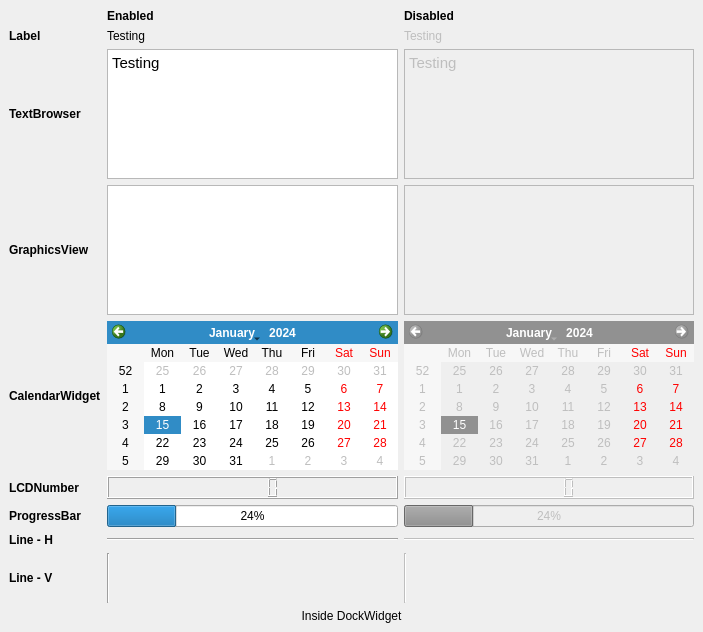
First picture: the form in example/ui/dw_displays.ui, repository ColinDuquesnoy/QDarkStyleSheet, before the edit.
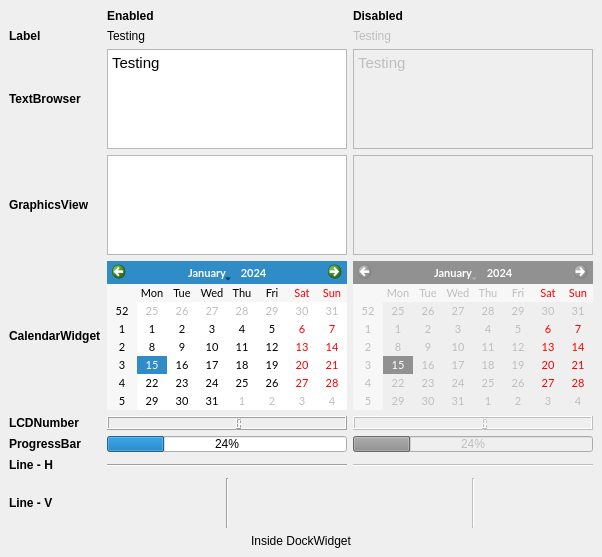
Second picture: the form after the edit.

```diff
--- a/example/ui/dw_displays.ui
+++ b/example/ui/dw_displays.ui
@@ -6,8 +6,8 @@
    <rect>
     <x>0</x>
     <y>0</y>
-    <width>703</width>
-    <height>632</height>
+    <width>592</width>
+    <height>557</height>
    </rect>
   </property>
   <property name="windowTitle">
@@ -17,6 +17,12 @@
    <layout class="QGridLayout" name="gridLayout">
     <item row="2" column="1">
      <widget class="QTextBrowser" name="textBrowser">
+      <property name="sizePolicy">
+       <sizepolicy hsizetype="Preferred" vsizetype="Preferred">
+        <horstretch>0</horstretch>
+        <verstretch>0</verstretch>
+       </sizepolicy>
+      </property>
       <property name="minimumSize">
        <size>
         <width>0</width>
@@ -42,14 +48,20 @@
        <string>&lt;!DOCTYPE HTML PUBLIC &quot;-//W3C//DTD HTML 4.0//EN&quot; &quot;http://www.w3.org/TR/REC-html40/strict.dtd&quot;&gt;
 &lt;html&gt;&lt;head&gt;&lt;meta name=&quot;qrichtext&quot; content=&quot;1&quot; /&gt;&lt;style type=&quot;text/css&quot;&gt;
 p, li { white-space: pre-wrap; }
-&lt;/style&gt;&lt;/head&gt;&lt;body style=&quot; font-family:'Cantarell'; font-size:11pt; font-weight:400; font-style:normal;&quot;&gt;
-&lt;p style=&quot; margin-top:0px; margin-bottom:0px; margin-left:0px; margin-right:0px; -qt-block-indent:0; text-indent:0px;&quot;&gt;Testing&lt;/p&gt;
-&lt;p style=&quot;-qt-paragraph-type:empty; margin-top:0px; margin-bottom:0px; margin-left:0px; margin-right:0px; -qt-block-indent:0; text-indent:0px;&quot;&gt;&lt;br /&gt;&lt;/p&gt;&lt;/body&gt;&lt;/html&gt;</string>
+&lt;/style&gt;&lt;/head&gt;&lt;body style=&quot; font-family:'Ubuntu'; font-size:11pt; font-weight:400; font-style:normal;&quot;&gt;
+&lt;p style=&quot; margin-top:0px; margin-bottom:0px; margin-left:0px; margin-right:0px; -qt-block-indent:0; text-indent:0px;&quot;&gt;&lt;span style=&quot; font-family:'Cantarell';&quot;&gt;Testing&lt;/span&gt;&lt;/p&gt;
+&lt;p style=&quot;-qt-paragraph-type:empty; margin-top:0px; margin-bottom:0px; margin-left:0px; margin-right:0px; -qt-block-indent:0; text-indent:0px; font-family:'Cantarell';&quot;&gt;&lt;br /&gt;&lt;/p&gt;&lt;/body&gt;&lt;/html&gt;</string>
       </property>
      </widget>
     </item>
     <item row="0" column="1">
      <widget class="QLabel" name="label_77">
+      <property name="sizePolicy">
+       <sizepolicy hsizetype="Preferred" vsizetype="Preferred">
+        <horstretch>0</horstretch>
+        <verstretch>0</verstretch>
+       </sizepolicy>
+      </property>
       <property name="font">
        <font>
         <weight>75</weight>
@@ -63,6 +75,12 @@
     </item>
     <item row="0" column="2">
      <widget class="QLabel" name="label_78">
+      <property name="sizePolicy">
+       <sizepolicy hsizetype="Preferred" vsizetype="Preferred">
+        <horstretch>0</horstretch>
+        <verstretch>0</verstretch>
+       </sizepolicy>
+      </property>
       <property name="font">
        <font>
         <weight>75</weight>
@@ -76,6 +94,12 @@
     </item>
     <item row="1" column="0">
      <widget class="QLabel" name="label_3">
+      <property name="sizePolicy">
+       <sizepolicy hsizetype="Preferred" vsizetype="Preferred">
+        <horstretch>0</horstretch>
+        <verstretch>0</verstretch>
+       </sizepolicy>
+      </property>
       <property name="minimumSize">
        <size>
         <width>0</width>
@@ -113,6 +137,12 @@
       <property name="enabled">
        <bool>false</bool>
       </property>
+      <property name="sizePolicy">
+       <sizepolicy hsizetype="Preferred" vsizetype="Preferred">
+        <horstretch>0</horstretch>
+        <verstretch>0</verstretch>
+       </sizepolicy>
+      </property>
       <property name="text">
        <string>Testing</string>
       </property>
@@ -120,6 +150,12 @@
     </item>
     <item row="2" column="0">
      <widget class="QLabel" name="label_4">
+      <property name="sizePolicy">
+       <sizepolicy hsizetype="Preferred" vsizetype="Preferred">
+        <horstretch>0</horstretch>
+        <verstretch>0</verstretch>
+       </sizepolicy>
+      </property>
       <property name="minimumSize">
        <size>
         <width>0</width>
@@ -157,17 +193,29 @@
       <property name="enabled">
        <bool>false</bool>
       </property>
+      <property name="sizePolicy">
+       <sizepolicy hsizetype="Preferred" vsizetype="Preferred">
+        <horstretch>0</horstretch>
+        <verstretch>0</verstretch>
+       </sizepolicy>
+      </property>
       <property name="html">
        <string>&lt;!DOCTYPE HTML PUBLIC &quot;-//W3C//DTD HTML 4.0//EN&quot; &quot;http://www.w3.org/TR/REC-html40/strict.dtd&quot;&gt;
 &lt;html&gt;&lt;head&gt;&lt;meta name=&quot;qrichtext&quot; content=&quot;1&quot; /&gt;&lt;style type=&quot;text/css&quot;&gt;
 p, li { white-space: pre-wrap; }
-&lt;/style&gt;&lt;/head&gt;&lt;body style=&quot; font-family:'Cantarell'; font-size:11pt; font-weight:400; font-style:normal;&quot;&gt;
-&lt;p style=&quot; margin-top:0px; margin-bottom:0px; margin-left:0px; margin-right:0px; -qt-block-indent:0; text-indent:0px;&quot;&gt;Testing&lt;/p&gt;&lt;/body&gt;&lt;/html&gt;</string>
+&lt;/style&gt;&lt;/head&gt;&lt;body style=&quot; font-family:'Ubuntu'; font-size:11pt; font-weight:400; font-style:normal;&quot;&gt;
+&lt;p style=&quot; margin-top:0px; margin-bottom:0px; margin-left:0px; margin-right:0px; -qt-block-indent:0; text-indent:0px;&quot;&gt;&lt;span style=&quot; font-family:'Cantarell';&quot;&gt;Testing&lt;/span&gt;&lt;/p&gt;&lt;/body&gt;&lt;/html&gt;</string>
       </property>
      </widget>
     </item>
     <item row="3" column="0">
      <widget class="QLabel" name="label_5">
+      <property name="sizePolicy">
+       <sizepolicy hsizetype="Preferred" vsizetype="Preferred">
+        <horstretch>0</horstretch>
+        <verstretch>0</verstretch>
+       </sizepolicy>
+      </property>
       <property name="minimumSize">
        <size>
         <width>0</width>
@@ -202,6 +250,12 @@
     </item>
     <item row="3" column="1">
      <widget class="QGraphicsView" name="graphicsView">
+      <property name="sizePolicy">
+       <sizepolicy hsizetype="Preferred" vsizetype="Preferred">
+        <horstretch>0</horstretch>
+        <verstretch>0</verstretch>
+       </sizepolicy>
+      </property>
       <property name="minimumSize">
        <size>
         <width>0</width>
@@ -230,10 +284,22 @@
       <property name="enabled">
        <bool>false</bool>
       </property>
+      <property name="sizePolicy">
+       <sizepolicy hsizetype="Preferred" vsizetype="Preferred">
+        <horstretch>0</horstretch>
+        <verstretch>0</verstretch>
+       </sizepolicy>
+      </property>
      </widget>
     </item>
     <item row="4" column="0">
      <widget class="QLabel" name="label_6">
+      <property name="sizePolicy">
+       <sizepolicy hsizetype="Preferred" vsizetype="Preferred">
+        <horstretch>0</horstretch>
+        <verstretch>0</verstretch>
+       </sizepolicy>
+      </property>
       <property name="minimumSize">
        <size>
         <width>0</width>
@@ -268,6 +334,12 @@
     </item>
     <item row="4" column="1">
      <widget class="QCalendarWidget" name="calendarWidget">
+      <property name="sizePolicy">
+       <sizepolicy hsizetype="Preferred" vsizetype="Preferred">
+        <horstretch>0</horstretch>
+        <verstretch>0</verstretch>
+       </sizepolicy>
+      </property>
       <property name="minimumSize">
        <size>
         <width>0</width>
@@ -276,10 +348,17 @@
       </property>
       <property name="maximumSize">
        <size>
-        <width>16777215</width>
+        <width>350</width>
         <height>16777215</height>
        </size>
       </property>
+      <property name="font">
+       <font>
+        <family>Lato</family>
+        <pointsize>8</pointsize>
+        <italic>false</italic>
+       </font>
+      </property>
       <property name="toolTip">
        <string>This is a tool tip</string>
       </property>
@@ -291,22 +370,27 @@
       </property>
      </widget>
     </item>
-    <item row="4" column="2">
-     <widget class="QCalendarWidget" name="calendarWidgetDis">
-      <property name="enabled">
-       <bool>false</bool>
-      </property>
-     </widget>
-    </item>
     <item row="5" column="2">
      <widget class="QLCDNumber" name="lcdNumberDis">
       <property name="enabled">
        <bool>false</bool>
       </property>
+      <property name="sizePolicy">
+       <sizepolicy hsizetype="Preferred" vsizetype="Preferred">
+        <horstretch>0</horstretch>
+        <verstretch>0</verstretch>
+       </sizepolicy>
+      </property>
      </widget>
     </item>
     <item row="5" column="0">
      <widget class="QLabel" name="label_7">
+      <property name="sizePolicy">
+       <sizepolicy hsizetype="Preferred" vsizetype="Preferred">
+        <horstretch>0</horstretch>
+        <verstretch>0</verstretch>
+       </sizepolicy>
+      </property>
       <property name="minimumSize">
        <size>
         <width>0</width>
@@ -341,6 +425,12 @@
     </item>
     <item row="5" column="1">
      <widget class="QLCDNumber" name="lcdNumber">
+      <property name="sizePolicy">
+       <sizepolicy hsizetype="Preferred" vsizetype="Preferred">
+        <horstretch>0</horstretch>
+        <verstretch>0</verstretch>
+       </sizepolicy>
+      </property>
       <property name="minimumSize">
        <size>
         <width>0</width>
@@ -366,6 +456,12 @@
     </item>
     <item row="6" column="0">
      <widget class="QLabel" name="label_8">
+      <property name="sizePolicy">
+       <sizepolicy hsizetype="Preferred" vsizetype="Preferred">
+        <horstretch>0</horstretch>
+        <verstretch>0</verstretch>
+       </sizepolicy>
+      </property>
       <property name="minimumSize">
        <size>
         <width>0</width>
@@ -400,6 +496,12 @@
     </item>
     <item row="6" column="1">
      <widget class="QProgressBar" name="progressBar">
+      <property name="sizePolicy">
+       <sizepolicy hsizetype="Preferred" vsizetype="Preferred">
+        <horstretch>0</horstretch>
+        <verstretch>0</verstretch>
+       </sizepolicy>
+      </property>
       <property name="minimumSize">
        <size>
         <width>0</width>
@@ -431,6 +533,12 @@
       <property name="enabled">
        <bool>false</bool>
       </property>
+      <property name="sizePolicy">
+       <sizepolicy hsizetype="Preferred" vsizetype="Preferred">
+        <horstretch>0</horstretch>
+        <verstretch>0</verstretch>
+       </sizepolicy>
+      </property>
       <property name="value">
        <number>24</number>
       </property>
@@ -438,6 +546,12 @@
     </item>
     <item row="7" column="0">
      <widget class="QLabel" name="label_9">
+      <property name="sizePolicy">
+       <sizepolicy hsizetype="Preferred" vsizetype="Preferred">
+        <horstretch>0</horstretch>
+        <verstretch>0</verstretch>
+       </sizepolicy>
+      </property>
       <property name="minimumSize">
        <size>
         <width>0</width>
@@ -472,6 +586,12 @@
     </item>
     <item row="7" column="1">
      <widget class="Line" name="lineH">
+      <property name="sizePolicy">
+       <sizepolicy hsizetype="Preferred" vsizetype="Preferred">
+        <horstretch>0</horstretch>
+        <verstretch>0</verstretch>
+       </sizepolicy>
+      </property>
       <property name="minimumSize">
        <size>
         <width>0</width>
@@ -503,6 +623,12 @@
       <property name="enabled">
        <bool>false</bool>
       </property>
+      <property name="sizePolicy">
+       <sizepolicy hsizetype="Preferred" vsizetype="Preferred">
+        <horstretch>0</horstretch>
+        <verstretch>0</verstretch>
+       </sizepolicy>
+      </property>
       <property name="orientation">
        <enum>Qt::Horizontal</enum>
       </property>
@@ -510,6 +636,12 @@
     </item>
     <item row="8" column="0">
      <widget class="QLabel" name="label_10">
+      <property name="sizePolicy">
+       <sizepolicy hsizetype="Preferred" vsizetype="Preferred">
+        <horstretch>0</horstretch>
+        <verstretch>0</verstretch>
+       </sizepolicy>
+      </property>
       <property name="minimumSize">
        <size>
         <width>0</width>
@@ -544,6 +676,12 @@
     </item>
     <item row="8" column="1">
      <widget class="Line" name="lineV">
+      <property name="sizePolicy">
+       <sizepolicy hsizetype="Preferred" vsizetype="Preferred">
+        <horstretch>0</horstretch>
+        <verstretch>0</verstretch>
+       </sizepolicy>
+      </property>
       <property name="minimumSize">
        <size>
         <width>0</width>
@@ -575,6 +713,12 @@
       <property name="enabled">
        <bool>false</bool>
       </property>
+      <property name="sizePolicy">
+       <sizepolicy hsizetype="Preferred" vsizetype="Preferred">
+        <horstretch>0</horstretch>
+        <verstretch>0</verstretch>
+       </sizepolicy>
+      </property>
       <property name="minimumSize">
        <size>
         <width>0</width>
@@ -588,6 +732,12 @@
     </item>
     <item row="9" column="0">
      <spacer name="verticalSpacer">
+      <property name="sizePolicy">
+       <sizepolicy hsizetype="Preferred" vsizetype="Preferred">
+        <horstretch>0</horstretch>
+        <verstretch>0</verstretch>
+       </sizepolicy>
+      </property>
       <property name="toolTip">
        <string>This is a tool tip</string>
       </property>
@@ -610,6 +760,12 @@
     </item>
     <item row="10" column="0" colspan="3">
      <widget class="QLabel" name="label_37">
+      <property name="sizePolicy">
+       <sizepolicy hsizetype="Preferred" vsizetype="Preferred">
+        <horstretch>0</horstretch>
+        <verstretch>0</verstretch>
+       </sizepolicy>
+      </property>
       <property name="toolTip">
        <string>This is a tool tip</string>
       </property>
@@ -629,6 +785,12 @@
     </item>
     <item row="1" column="1">
      <widget class="QLabel" name="label_2">
+      <property name="sizePolicy">
+       <sizepolicy hsizetype="Preferred" vsizetype="Preferred">
+        <horstretch>0</horstretch>
+        <verstretch>0</verstretch>
+       </sizepolicy>
+      </property>
       <property name="minimumSize">
        <size>
         <width>0</width>
@@ -655,6 +817,32 @@
       </property>
      </widget>
     </item>
+    <item row="4" column="2">
+     <widget class="QCalendarWidget" name="calendarWidgetDis">
+      <property name="enabled">
+       <bool>false</bool>
+      </property>
+      <property name="sizePolicy">
+       <sizepolicy hsizetype="Preferred" vsizetype="Preferred">
+        <horstretch>0</horstretch>
+        <verstretch>0</verstretch>
+       </sizepolicy>
+      </property>
+      <property name="maximumSize">
+       <size>
+        <width>350</width>
+        <height>16777215</height>
+       </size>
+      </property>
+      <property name="font">
+       <font>
+        <family>Lato</family>
+        <pointsize>8</pointsize>
+        <italic>false</italic>
+       </font>
+      </property>
+     </widget>
+    </item>
    </layout>
   </widget>
  </widget>
```
Left out of the diff: 32 changed lines with no effect on the pictures.
